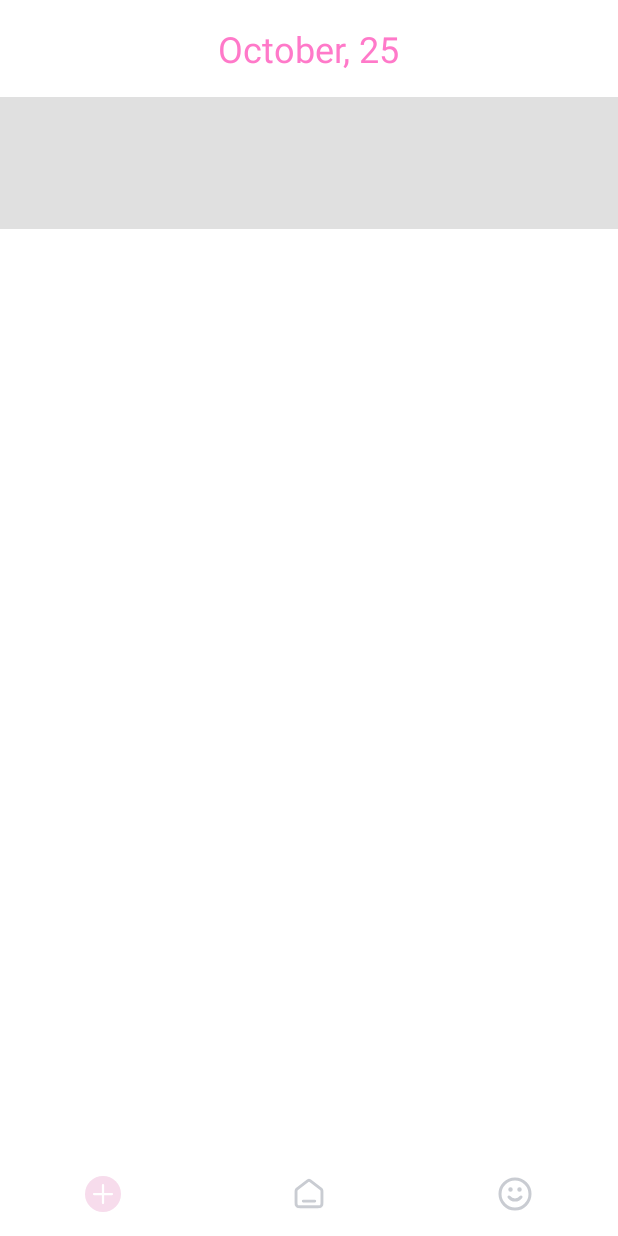
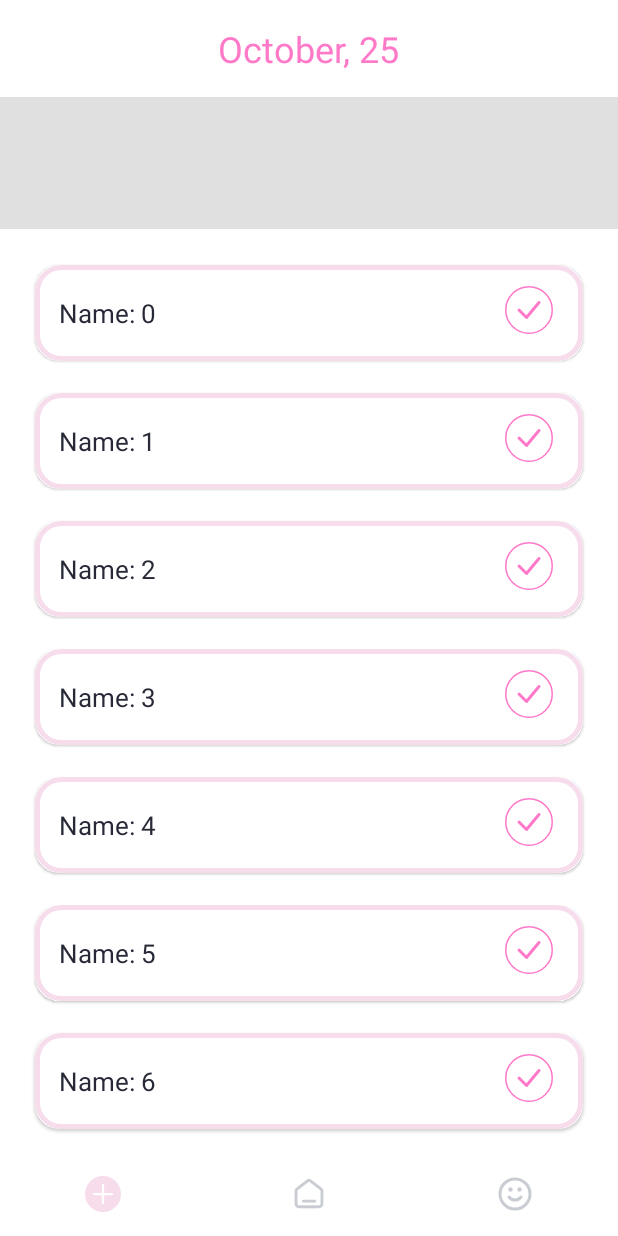
Before and after one commit to FunnyPuny/Android-App, an Android app: the screen it shows after launch (MainActivity), on a phone screen of 412 x 824 dp. Run offline under Robolectric (Android 15) with nearby library versions, the phone set to English and light mode, and no system bars; Roboto replaces fonts that are not available here.

Commit message:
Create HabbitList RecyclerView

```diff
--- /dev/null
+++ b/app/src/main/java/com/example/funnypuny/presentation/HabbitListAdapter.kt
@@ -0,0 +1,44 @@
+package com.example.funnypuny.presentation
+
+import android.view.LayoutInflater
+import android.view.View
+import android.view.ViewGroup
+import android.widget.TextView
+import androidx.recyclerview.widget.RecyclerView
+import com.example.funnypuny.R
+import com.example.funnypuny.domain.HabbitItem
+
+class HabbitListAdapter: RecyclerView.Adapter<HabbitListAdapter.HabbitItemViewHolder>() {
+
+    var list = listOf<HabbitItem>()
+        set(value) {
+            field = value
+            notifyDataSetChanged()
+        }
+
+    class HabbitItemViewHolder(val view: View):RecyclerView.ViewHolder(view) {
+        val tvName = view.findViewById<TextView>(R.id.tv_name)
+    }
+
+    override fun onCreateViewHolder(parent: ViewGroup, viewType: Int): HabbitItemViewHolder {
+        val view = LayoutInflater.from(parent.context).inflate(
+            R.layout.item_habbit_disabled,
+            parent,
+            false
+        )
+        return HabbitItemViewHolder(view)
+    }
+
+    override fun onBindViewHolder(holder: HabbitItemViewHolder, position: Int) {
+        val habbitItem = list[position]
+        holder.tvName.text = habbitItem.name
+        holder.view.setOnClickListener {
+            true
+        }
+    }
+
+    override fun getItemCount(): Int {
+        return list.size
+    }
+
+}
--- a/app/src/main/java/com/example/funnypuny/presentation/MainActivity.kt
+++ b/app/src/main/java/com/example/funnypuny/presentation/MainActivity.kt
@@ -6,12 +6,14 @@ import android.util.Log
 import android.view.View
 import android.widget.ImageView
 import androidx.lifecycle.ViewModelProvider
+import androidx.recyclerview.widget.RecyclerView
 import com.example.funnypuny.R
 import com.google.android.material.bottomnavigation.BottomNavigationView
 
 class MainActivity : AppCompatActivity(), View.OnClickListener {
 
     private lateinit var viewModel: MainViewModel
+    private lateinit var adapter: HabbitListAdapter
 
     private lateinit var bottom_navigation: BottomNavigationView
 
@@ -19,9 +21,10 @@ class MainActivity : AppCompatActivity(), View.OnClickListener {
         super.onCreate(savedInstanceState)
         setContentView(R.layout.activity_main)
 
+        setupRecyclerView()
         viewModel = ViewModelProvider(this)[MainViewModel::class.java]
         viewModel.habbitList.observe(this){
-             Log.d("MainActivityTest", it.toString())
+             adapter.list = it
         }
 
         bottom_navigation = findViewById(R.id.bottom_navigation_main)
@@ -36,5 +39,10 @@ class MainActivity : AppCompatActivity(), View.OnClickListener {
         }*/
     }
 
+    private fun setupRecyclerView() {
+        val rvHabbitList = findViewById<RecyclerView>(R.id.rv_habbit_list)
+        adapter = HabbitListAdapter()
+        rvHabbitList.adapter = adapter
+    }
 
 }
--- a/app/src/main/res/layout/activity_main.xml
+++ b/app/src/main/res/layout/activity_main.xml
@@ -53,16 +53,17 @@
         app:layout_constraintEnd_toEndOf="parent"
         app:layout_constraintTop_toBottomOf="@+id/month_text_view"
         android:background="@color/grey_light"
-        app:layout_constraintBottom_toTopOf="@id/habbit_item_recycler_view" />
+        app:layout_constraintBottom_toTopOf="@id/rv_habbit_list" />
 
     <androidx.recyclerview.widget.RecyclerView
         android:layout_marginTop="16dp"
-        android:id="@+id/habbit_item_recycler_view"
+        android:id="@+id/rv_habbit_list"
         android:layout_width="match_parent"
-        android:layout_height="wrap_content"
+        android:layout_height="0dp"
         app:layout_constraintStart_toStartOf="parent"
         app:layout_constraintEnd_toEndOf="parent"
         app:layout_constraintTop_toBottomOf="@id/month_recycler_view"
+        app:layout_constraintBottom_toTopOf="@+id/bottom_navigation_main"
         app:layoutManager="androidx.recyclerview.widget.LinearLayoutManager"
         tools:listitem="@layout/item_habbit_enabled"/>
 
--- a/app/src/main/res/layout/item_habbit_disabled.xml
+++ b/app/src/main/res/layout/item_habbit_disabled.xml
@@ -4,8 +4,11 @@
     android:layout_width="match_parent"
     android:layout_height="wrap_content"
     android:layout_marginStart="16dp"
-    android:layout_marginBottom="16dp"
-    android:layout_marginEnd="16dp">
+    android:layout_marginBottom="5dp"
+    android:layout_marginEnd="16dp"
+    app:cardElevation="1dp"
+    app:cardUseCompatPadding="true"
+    app:cardCornerRadius="16dp">
 
     <LinearLayout
         android:layout_width="match_parent"
@@ -14,7 +17,7 @@
         android:background="@drawable/ic_disabled_cardview_corner">
 
         <TextView
-            android:id="@+id/pilates"
+            android:id="@+id/tv_name"
             android:layout_width="wrap_content"
             android:layout_height="wrap_content"
             android:layout_weight="1"
@@ -27,6 +30,7 @@
             android:paddingBottom="20dp"/>
 
         <ImageView
+            android:id="@+id/iv_check"
             android:layout_width="wrap_content"
             android:layout_height="wrap_content"
             android:src="@drawable/ic_check_box_enabled"
--- a/app/src/main/res/layout/item_habbit_enabled.xml
+++ b/app/src/main/res/layout/item_habbit_enabled.xml
@@ -5,8 +5,10 @@
     android:layout_height="wrap_content"
     app:cardCornerRadius="16dp"
     android:layout_marginStart="16dp"
-    android:layout_marginBottom="16dp"
-    android:layout_marginEnd="16dp">
+    android:layout_marginBottom="5dp"
+    android:layout_marginEnd="16dp"
+    app:cardElevation="4dp"
+    app:cardUseCompatPadding="true">
 
     <LinearLayout
         android:layout_width="match_parent"
@@ -15,7 +17,7 @@
         android:background="@color/primary_light">
 
         <TextView
-            android:id="@+id/pilates"
+            android:id="@+id/tv_name"
             android:layout_width="wrap_content"
             android:layout_height="wrap_content"
             android:layout_weight="1"
@@ -28,6 +30,7 @@
             android:paddingBottom="20dp"/>
 
         <ImageView
+            android:id="@+id/iv_check"
             android:layout_width="wrap_content"
             android:layout_height="wrap_content"
             android:src="@drawable/ic_check_box"
```
